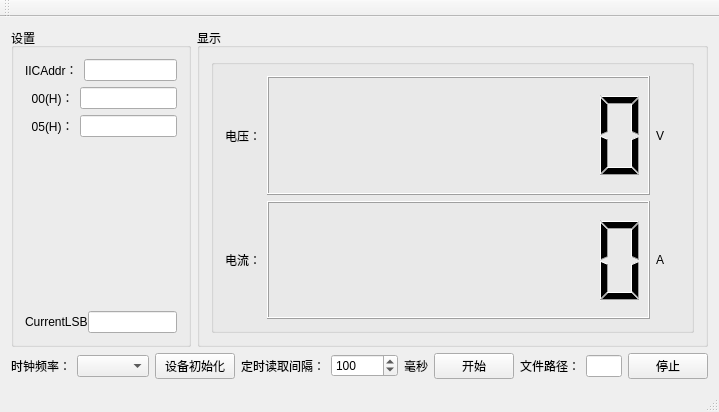
The window that mainwindow.ui (c823969351/M695Tool) describes before a commit, drawn with Qt 5.
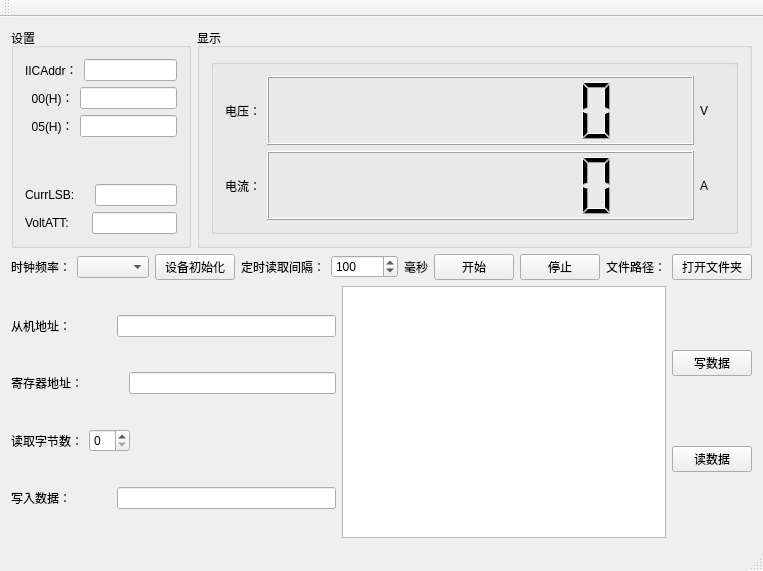
The same window after the commit.

What changed in the file:
```diff
--- a/mainwindow.ui
+++ b/mainwindow.ui
@@ -6,8 +6,8 @@
    <rect>
     <x>0</x>
     <y>0</y>
-    <width>719</width>
-    <height>412</height>
+    <width>749</width>
+    <height>571</height>
    </rect>
   </property>
   <property name="windowTitle">
@@ -15,6 +15,183 @@
   </property>
   <widget class="QWidget" name="centralWidget">
    <layout class="QGridLayout" name="gridLayout_3">
+    <item row="1" column="0">
+     <layout class="QHBoxLayout" name="horizontalLayout_6">
+      <property name="topMargin">
+       <number>0</number>
+      </property>
+      <property name="rightMargin">
+       <number>0</number>
+      </property>
+      <item>
+       <layout class="QVBoxLayout" name="verticalLayout_5">
+        <property name="topMargin">
+         <number>0</number>
+        </property>
+        <item>
+         <layout class="QHBoxLayout" name="horizontalLayout_15">
+          <item>
+           <widget class="QLabel" name="label_7">
+            <property name="text">
+             <string>从机地址：</string>
+            </property>
+           </widget>
+          </item>
+          <item>
+           <spacer name="horizontalSpacer_5">
+            <property name="orientation">
+             <enum>Qt::Horizontal</enum>
+            </property>
+            <property name="sizeType">
+             <enum>QSizePolicy::Preferred</enum>
+            </property>
+            <property name="sizeHint" stdset="0">
+             <size>
+              <width>40</width>
+              <height>20</height>
+             </size>
+            </property>
+           </spacer>
+          </item>
+          <item>
+           <widget class="QLineEdit" name="lineEdit_slaveaddr"/>
+          </item>
+         </layout>
+        </item>
+        <item>
+         <layout class="QHBoxLayout" name="horizontalLayout_16">
+          <item>
+           <widget class="QLabel" name="label_8">
+            <property name="text">
+             <string>寄存器地址：</string>
+            </property>
+           </widget>
+          </item>
+          <item>
+           <spacer name="horizontalSpacer_4">
+            <property name="orientation">
+             <enum>Qt::Horizontal</enum>
+            </property>
+            <property name="sizeType">
+             <enum>QSizePolicy::Preferred</enum>
+            </property>
+            <property name="sizeHint" stdset="0">
+             <size>
+              <width>40</width>
+              <height>20</height>
+             </size>
+            </property>
+           </spacer>
+          </item>
+          <item>
+           <widget class="QLineEdit" name="lineEdit_regaddr"/>
+          </item>
+         </layout>
+        </item>
+        <item>
+         <layout class="QHBoxLayout" name="horizontalLayout_17">
+          <property name="spacing">
+           <number>6</number>
+          </property>
+          <item>
+           <widget class="QLabel" name="label_13">
+            <property name="text">
+             <string>读取字节数：</string>
+            </property>
+           </widget>
+          </item>
+          <item>
+           <widget class="QSpinBox" name="spinBox_bytenum"/>
+          </item>
+          <item>
+           <spacer name="horizontalSpacer_3">
+            <property name="orientation">
+             <enum>Qt::Horizontal</enum>
+            </property>
+            <property name="sizeHint" stdset="0">
+             <size>
+              <width>40</width>
+              <height>20</height>
+             </size>
+            </property>
+           </spacer>
+          </item>
+         </layout>
+        </item>
+        <item>
+         <layout class="QHBoxLayout" name="horizontalLayout_8">
+          <property name="spacing">
+           <number>6</number>
+          </property>
+          <property name="leftMargin">
+           <number>0</number>
+          </property>
+          <property name="topMargin">
+           <number>0</number>
+          </property>
+          <item>
+           <widget class="QLabel" name="label_6">
+            <property name="text">
+             <string>写入数据：</string>
+            </property>
+           </widget>
+          </item>
+          <item>
+           <spacer name="horizontalSpacer_6">
+            <property name="orientation">
+             <enum>Qt::Horizontal</enum>
+            </property>
+            <property name="sizeType">
+             <enum>QSizePolicy::Preferred</enum>
+            </property>
+            <property name="sizeHint" stdset="0">
+             <size>
+              <width>40</width>
+              <height>20</height>
+             </size>
+            </property>
+           </spacer>
+          </item>
+          <item>
+           <widget class="QLineEdit" name="lineEdit_writedata"/>
+          </item>
+         </layout>
+        </item>
+       </layout>
+      </item>
+      <item>
+       <widget class="QTextBrowser" name="textBrowser">
+        <property name="sizePolicy">
+         <sizepolicy hsizetype="Expanding" vsizetype="Expanding">
+          <horstretch>0</horstretch>
+          <verstretch>0</verstretch>
+         </sizepolicy>
+        </property>
+       </widget>
+      </item>
+      <item>
+       <layout class="QVBoxLayout" name="verticalLayout_6">
+        <property name="rightMargin">
+         <number>0</number>
+        </property>
+        <item>
+         <widget class="QPushButton" name="pushButton_writedata">
+          <property name="text">
+           <string>写数据</string>
+          </property>
+         </widget>
+        </item>
+        <item>
+         <widget class="QPushButton" name="pushButton_readdata">
+          <property name="text">
+           <string>读数据</string>
+          </property>
+         </widget>
+        </item>
+       </layout>
+      </item>
+     </layout>
+    </item>
     <item row="0" column="0">
      <layout class="QVBoxLayout" name="verticalLayout_4">
       <item>
@@ -91,36 +268,89 @@
             </layout>
            </item>
            <item row="3" column="0">
-            <layout class="QGridLayout" name="gridLayout_4">
+            <layout class="QVBoxLayout" name="verticalLayout_3">
+             <property name="spacing">
+              <number>6</number>
+             </property>
+             <property name="leftMargin">
+              <number>0</number>
+             </property>
              <property name="topMargin">
               <number>0</number>
              </property>
-             <item row="0" column="0">
-              <layout class="QHBoxLayout" name="horizontalLayout_6">
+             <property name="rightMargin">
+              <number>0</number>
+             </property>
+             <property name="bottomMargin">
+              <number>0</number>
+             </property>
+             <item>
+              <layout class="QHBoxLayout" name="horizontalLayout_4">
                <property name="spacing">
-                <number>0</number>
-               </property>
-               <property name="leftMargin">
-                <number>0</number>
+                <number>6</number>
                </property>
                <property name="topMargin">
                 <number>0</number>
                </property>
-               <property name="rightMargin">
-                <number>0</number>
-               </property>
-               <property name="bottomMargin">
-                <number>0</number>
-               </property>
                <item>
                 <widget class="QLabel" name="label_4">
                  <property name="text">
-                  <string>CurrentLSB</string>
+                  <string>CurrLSB:</string>
                  </property>
                 </widget>
                </item>
                <item>
-                <widget class="QLineEdit" name="lineEdit_currentlsb"/>
+                <spacer name="horizontalSpacer">
+                 <property name="orientation">
+                  <enum>Qt::Horizontal</enum>
+                 </property>
+                 <property name="sizeType">
+                  <enum>QSizePolicy::Expanding</enum>
+                 </property>
+                 <property name="sizeHint" stdset="0">
+                  <size>
+                   <width>40</width>
+                   <height>20</height>
+                  </size>
+                 </property>
+                </spacer>
+               </item>
+               <item>
+                <widget class="QLineEdit" name="lineEdit_currentlsb">
+                 <property name="toolTipDuration">
+                  <number>0</number>
+                 </property>
+                </widget>
+               </item>
+              </layout>
+             </item>
+             <item>
+              <layout class="QHBoxLayout" name="horizontalLayout_5">
+               <property name="topMargin">
+                <number>0</number>
+               </property>
+               <item>
+                <widget class="QLabel" name="label_5">
+                 <property name="text">
+                  <string>VoltATT:</string>
+                 </property>
+                </widget>
+               </item>
+               <item>
+                <spacer name="horizontalSpacer_2">
+                 <property name="orientation">
+                  <enum>Qt::Horizontal</enum>
+                 </property>
+                 <property name="sizeHint" stdset="0">
+                  <size>
+                   <width>40</width>
+                   <height>20</height>
+                  </size>
+                 </property>
+                </spacer>
+               </item>
+               <item>
+                <widget class="QLineEdit" name="lineEdit_VoltATT"/>
                </item>
               </layout>
              </item>
@@ -303,6 +533,13 @@
               </property>
              </widget>
             </item>
+            <item>
+             <widget class="QPushButton" name="pushButtonStop">
+              <property name="text">
+               <string>停止</string>
+              </property>
+             </widget>
+            </item>
             <item>
              <layout class="QHBoxLayout" name="horizontalLayout_13">
               <item>
@@ -313,12 +550,9 @@
                </widget>
               </item>
               <item>
-               <widget class="QLineEdit" name="lineEditFileName_2"/>
-              </item>
-              <item>
-               <widget class="QPushButton" name="pushButtonStop">
+               <widget class="QPushButton" name="pushButton_openfile">
                 <property name="text">
-                 <string>停止</string>
+                 <string>打开文件夹</string>
                 </property>
                </widget>
               </item>
```
Left out of the diff: 31 changed lines with no effect on the pictures.
